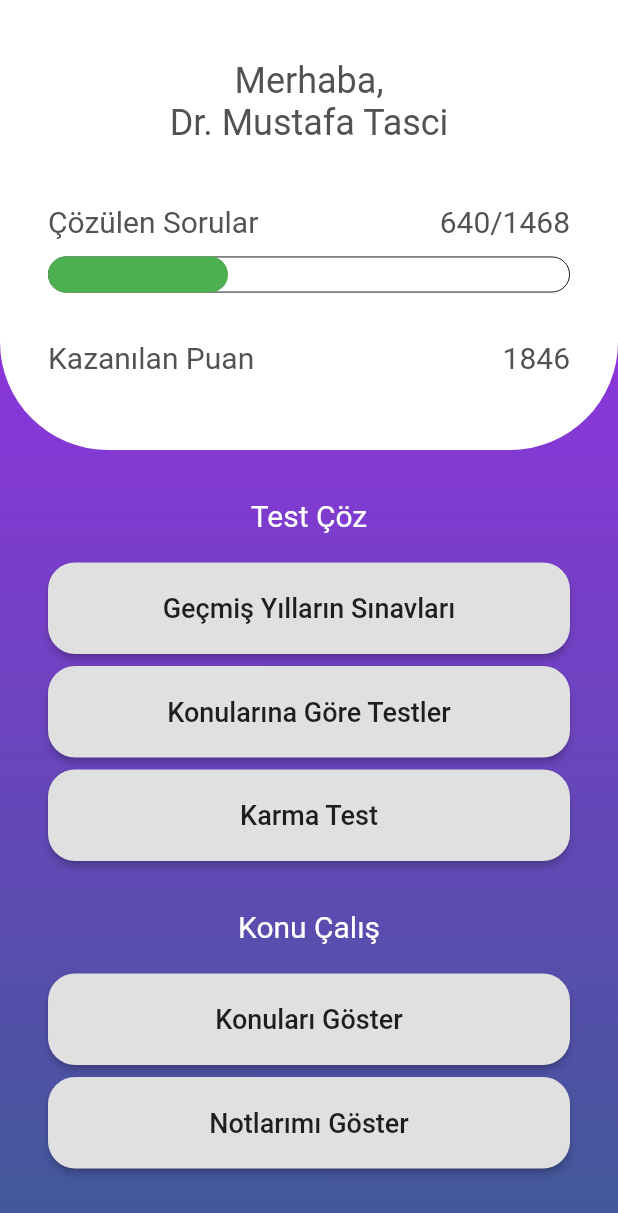
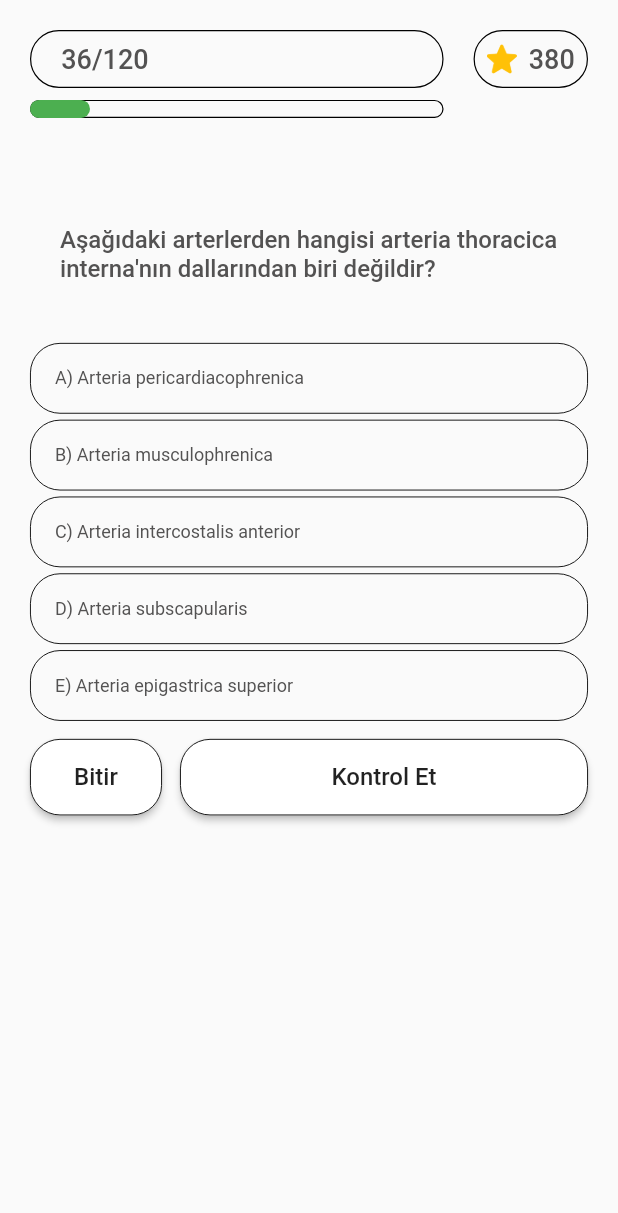
Before and after one commit to usavas/tusapp, a Flutter app: the screen it shows after launch, after a tap on "Geçmiş Yılların Sınavları", on a phone screen of 412 x 824 dp. Shown: the top 1213 px of the screen. Run offline on Flutter 3.47's test engine with Material 2 defaults, Android fonts, the phone set to English and light mode, and no system bars.

Commit message:
create quiz screen (question and options)

```diff
--- a/tusapp/lib/home_screen.dart
+++ b/tusapp/lib/home_screen.dart
@@ -1,6 +1,7 @@
 import 'package:flutter/material.dart';
 import 'package:tusapp/global_widgets.dart';
 import 'home_screen_jumbotron.dart';
+import 'quiz_screen.dart';
 
 class HomeScreen extends StatefulWidget {
   HomeScreen({Key key}) : super(key: key);
@@ -36,7 +37,13 @@ class _HomeScreenState extends State<HomeScreen> {
                 HeaderSpacer(),
                 HomeScreenButton(
                   buttonText: 'Geçmiş Yılların Sınavları',
-                  onPressedFunction: () {},
+                  onPressedFunction: () {
+                    Navigator.push(
+                        context,
+                        MaterialPageRoute(
+                          builder: (context) => QuizScreen(),
+                        ));
+                  },
                 ),
                 SimpleSpacer(),
                 HomeScreenButton(
@@ -59,32 +66,14 @@ class _HomeScreenState extends State<HomeScreen> {
                 SizedBox(
                   height: 20,
                 ),
-                SizedBox(
-                  width: double.infinity,
-                  child: Padding(
-                    padding: const EdgeInsets.symmetric(horizontal: 32),
-                    child: RaisedButton(
-                      padding: EdgeInsets.all(20),
-                      child: Text('Konuları Göster'),
-                      shape: RoundedRectangleBorder(
-                          borderRadius: BorderRadius.circular(18)),
-                      onPressed: () {},
-                    ),
-                  ),
+                HomeScreenButton(
+                  buttonText: 'Konuları Göster',
+                  onPressedFunction: () {},
                 ),
                 SimpleSpacer(),
-                SizedBox(
-                  width: double.infinity,
-                  child: Padding(
-                    padding: const EdgeInsets.symmetric(horizontal: 32),
-                    child: RaisedButton(
-                      padding: EdgeInsets.all(20),
-                      child: Text('Notlarımı Göster'),
-                      shape: RoundedRectangleBorder(
-                          borderRadius: BorderRadius.circular(18)),
-                      onPressed: () {},
-                    ),
-                  ),
+                HomeScreenButton(
+                  buttonText: 'Notlarımı Göster',
+                  onPressedFunction: () {},
                 ),
                 SizedBox(
                   height: 100,
--- a/tusapp/lib/main.dart
+++ b/tusapp/lib/main.dart
@@ -13,10 +13,12 @@ class MyApp extends StatelessWidget {
       title: 'Tus App',
       theme: ThemeData(
         textTheme: TextTheme(
-          headline2: TextStyle(color: Color(0xFF535252), fontSize: 24),
-          headline4: TextStyle(color: Color(0xFF535252), fontSize: 20),
-          button: TextStyle(color: Color(0xFF535252), fontSize: 18),
-        ),
+            headline2: TextStyle(color: Color(0xFF535252), fontSize: 24),
+            headline4: TextStyle(color: Color(0xFF535252), fontSize: 20),
+            headline6: TextStyle(color: Color(0xFF535252), fontSize: 18),
+            button: TextStyle(color: Color(0xFF535252), fontSize: 16),
+            bodyText1: TextStyle(color: Color(0xFF535252), fontSize: 16),
+            bodyText2: TextStyle(color: Color(0xFF535252), fontSize: 12)),
         visualDensity: VisualDensity.adaptivePlatformDensity,
       ),
       home: HomeScreen(),
--- /dev/null
+++ b/tusapp/lib/quiz_screen.dart
@@ -0,0 +1,187 @@
+import 'package:flutter/material.dart';
+import 'package:tusapp/global_widgets.dart';
+
+class QuizScreen extends StatefulWidget {
+  QuizScreen({Key key}) : super(key: key);
+
+  @override
+  _QuizScreenState createState() => _QuizScreenState();
+}
+
+class _QuizScreenState extends State<QuizScreen> {
+  final String question =
+      "Aşağıdaki arterlerden hangisi arteria thoracica interna'nın dallarından biri değildir?";
+  final String a = 'A) Arteria pericardiacophrenica';
+  final String b = 'B) Arteria musculophrenica';
+  final String c = 'C) Arteria intercostalis anterior';
+  final String d = 'D) Arteria subscapularis';
+  final String e = 'E) Arteria epigastrica superior';
+
+  @override
+  Widget build(BuildContext context) {
+    return Scaffold(
+      body: Padding(
+        padding: const EdgeInsets.all(20),
+        child: SafeArea(
+            child: SingleChildScrollView(
+          child: Column(
+            children: [
+              QuizScreenHeaderRow(),
+              SemanticSpacer(),
+              Question(question),
+              Option(a),
+              Option(b),
+              Option(c),
+              Option(d),
+              Option(e),
+              SimpleSpacer(),
+              Row(
+                children: [
+                  RaisedButton(
+                    color: Colors.white,
+                    padding: EdgeInsets.symmetric(vertical: 16),
+                    shape: RoundedRectangleBorder(
+                        borderRadius: BorderRadius.circular(20),
+                        side: BorderSide(color: Colors.black, width: .6)),
+                    child: Text('Bitir'),
+                    onPressed: () {},
+                  ),
+                  SizedBox(
+                    width: 12,
+                  ),
+                  Expanded(
+                    child: RaisedButton(
+                      color: Colors.white,
+                      padding: EdgeInsets.symmetric(vertical: 16),
+                      shape: RoundedRectangleBorder(
+                        borderRadius: BorderRadius.circular(20),
+                        side: BorderSide(color: Colors.black, width: .6),
+                      ),
+                      child: Text('Kontrol Et'),
+                      onPressed: () {},
+                    ),
+                  )
+                ],
+              )
+            ],
+          ),
+        )),
+      ),
+    );
+  }
+}
+
+class QuizScreenHeaderRow extends StatelessWidget {
+  const QuizScreenHeaderRow({Key key}) : super(key: key);
+
+  @override
+  Widget build(BuildContext context) {
+    return Container(
+      child: Row(
+        mainAxisAlignment: MainAxisAlignment.spaceBetween,
+        crossAxisAlignment: CrossAxisAlignment.start,
+        children: [
+          Expanded(
+            child: Column(
+              children: [
+                Container(
+                    width: double.infinity,
+                    padding: EdgeInsets.symmetric(vertical: 8, horizontal: 20),
+                    decoration: BoxDecoration(
+                        border: Border.all(color: Colors.black, width: .8),
+                        borderRadius: BorderRadius.circular(20)),
+                    child: Text(
+                      '36/120',
+                      style: Theme.of(context).textTheme.headline6,
+                    )),
+                SimpleSpacer(),
+                Stack(
+                  children: [
+                    Container(
+                      height: 12,
+                      decoration: BoxDecoration(
+                          border: Border.all(color: Colors.black, width: .8),
+                          borderRadius: BorderRadius.circular(20)),
+                    ),
+                    Container(
+                      width: 40,
+                      height: 12,
+                      decoration: BoxDecoration(
+                          borderRadius: BorderRadius.circular(20),
+                          color: Colors.green),
+                    )
+                  ],
+                )
+              ],
+            ),
+          ),
+          SizedBox(
+            width: 20,
+          ),
+          Container(
+              padding: EdgeInsets.all(8),
+              decoration: BoxDecoration(
+                  border: Border.all(color: Colors.black, width: .8),
+                  borderRadius: BorderRadius.circular(20)),
+              child: Row(
+                children: [
+                  Image.asset(
+                    'assets/star.png',
+                    width: 20,
+                  ),
+                  SizedBox(
+                    width: 8,
+                  ),
+                  Text(
+                    '380',
+                    style: Theme.of(context).textTheme.headline6,
+                  )
+                ],
+              ))
+        ],
+      ),
+    );
+  }
+}
+
+class Question extends StatelessWidget {
+  const Question(this.question, {Key key}) : super(key: key);
+
+  final String question;
+
+  @override
+  Widget build(BuildContext context) {
+    return Container(
+      child: Container(
+          padding: EdgeInsets.symmetric(horizontal: 20, vertical: 40),
+          // height: 200,
+          child: Center(
+            child: Text(question, style: Theme.of(context).textTheme.bodyText1),
+          )),
+    );
+  }
+}
+
+class Option extends StatelessWidget {
+  const Option(this.option, {Key key}) : super(key: key);
+
+  final String option;
+
+  @override
+  Widget build(BuildContext context) {
+    return Column(
+      children: [
+        Container(
+            padding: EdgeInsets.all(16),
+            width: double.infinity,
+            decoration: BoxDecoration(
+                border: Border.all(color: Colors.black, width: .6),
+                borderRadius: BorderRadius.circular(20)),
+            child: Text(option)),
+        SizedBox(
+          height: 4,
+        )
+      ],
+    );
+  }
+}
--- a/tusapp/pubspec.yaml
+++ b/tusapp/pubspec.yaml
@@ -20,7 +20,7 @@ dev_dependencies:
 flutter:
   uses-material-design: true
   assets:
-    - assets
+    - assets/
 
   # fonts:
   #   - family: Schyler
```
